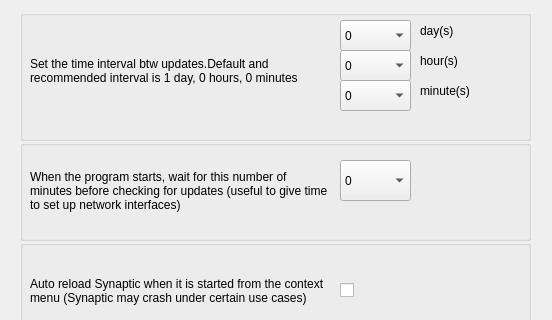
First picture: the form in src/configuredialog.ui, repository mhogomchungu/qt-update-notifier, before the edit; both pictures show x 0 to 552 and y 0 to 320 of the 552 by 497 pixel window.
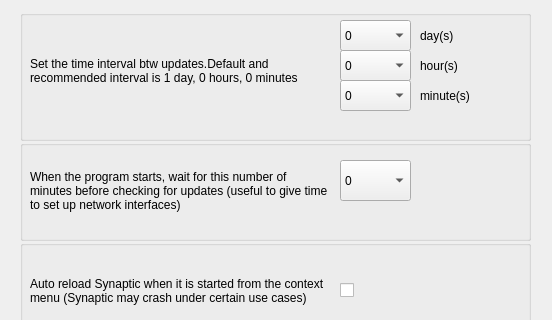
Second picture: the form after the edit.

What changed in the file:
```diff
--- a/src/configuredialog.ui
+++ b/src/configuredialog.ui
@@ -547,7 +547,7 @@
       <x>400</x>
       <y>10</y>
       <width>91</width>
-      <height>21</height>
+      <height>31</height>
      </rect>
     </property>
     <property name="text">
@@ -560,7 +560,7 @@
       <x>400</x>
       <y>40</y>
       <width>91</width>
-      <height>21</height>
+      <height>31</height>
      </rect>
     </property>
     <property name="text">
@@ -573,7 +573,7 @@
       <x>400</x>
       <y>70</y>
       <width>91</width>
-      <height>21</height>
+      <height>31</height>
      </rect>
     </property>
     <property name="text">
```
